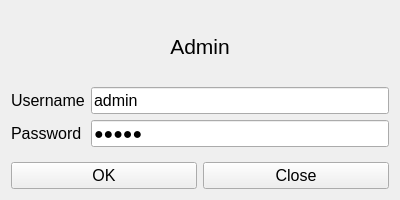
JokerNoJoke/qt-admin, file loginwindow.ui: the form before one commit.
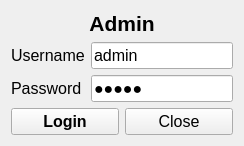
The form after the commit.

```diff
--- a/loginwindow.ui
+++ b/loginwindow.ui
@@ -14,11 +14,15 @@
    <string>LoginWindow</string>
   </property>
   <layout class="QVBoxLayout" name="verticalLayout">
+   <property name="sizeConstraint">
+    <enum>QLayout::SetFixedSize</enum>
+   </property>
    <item>
     <widget class="QLabel" name="label_3">
      <property name="font">
       <font>
        <pointsize>16</pointsize>
+       <bold>true</bold>
       </font>
      </property>
      <property name="text">
@@ -43,6 +47,18 @@
        </property>
       </widget>
      </item>
+     <item row="0" column="1">
+      <widget class="QLineEdit" name="lineEdit_username">
+       <property name="font">
+        <font>
+         <pointsize>12</pointsize>
+        </font>
+       </property>
+       <property name="text">
+        <string>admin</string>
+       </property>
+      </widget>
+     </item>
      <item row="1" column="0">
       <widget class="QLabel" name="label_2">
        <property name="font">
@@ -55,18 +71,6 @@
        </property>
       </widget>
      </item>
-     <item row="0" column="1">
-      <widget class="QLineEdit" name="lineEdit_Username">
-       <property name="font">
-        <font>
-         <pointsize>12</pointsize>
-        </font>
-       </property>
-       <property name="text">
-        <string>admin</string>
-       </property>
-      </widget>
-     </item>
      <item row="1" column="1">
       <widget class="QLineEdit" name="lineEdit_Password">
        <property name="font">
@@ -91,10 +95,11 @@
        <property name="font">
         <font>
          <pointsize>12</pointsize>
+         <bold>true</bold>
         </font>
        </property>
        <property name="text">
-        <string>OK</string>
+        <string>Login</string>
        </property>
       </widget>
      </item>
```
Left out of the diff: 14 changed lines with no effect on the pictures.
